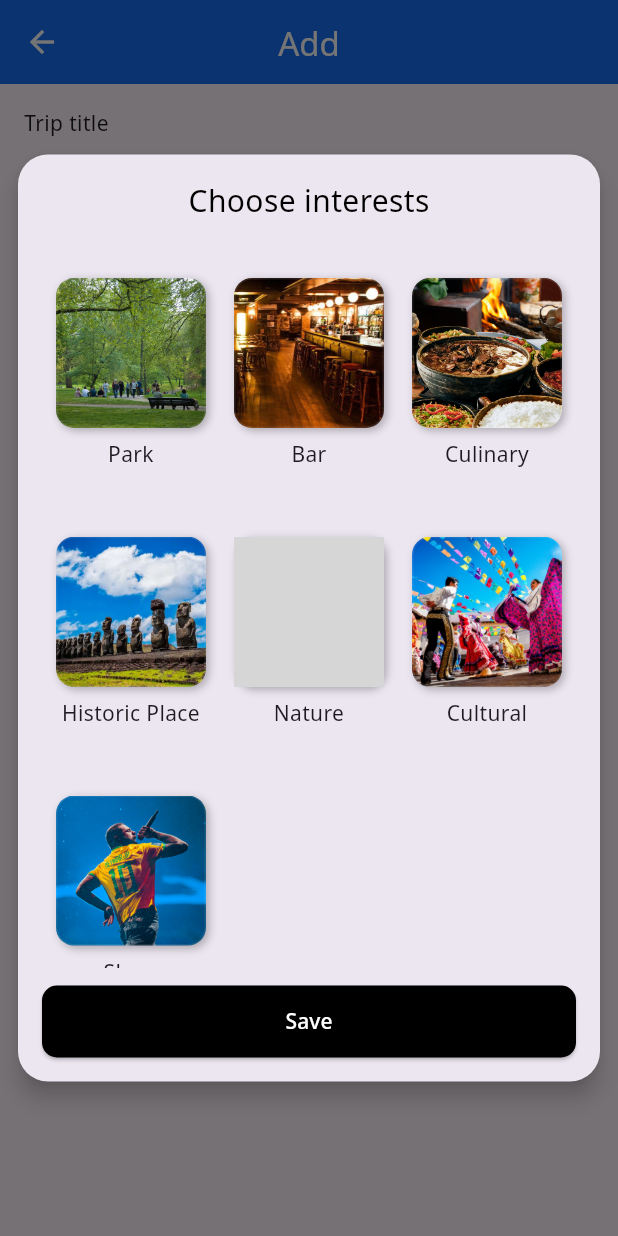
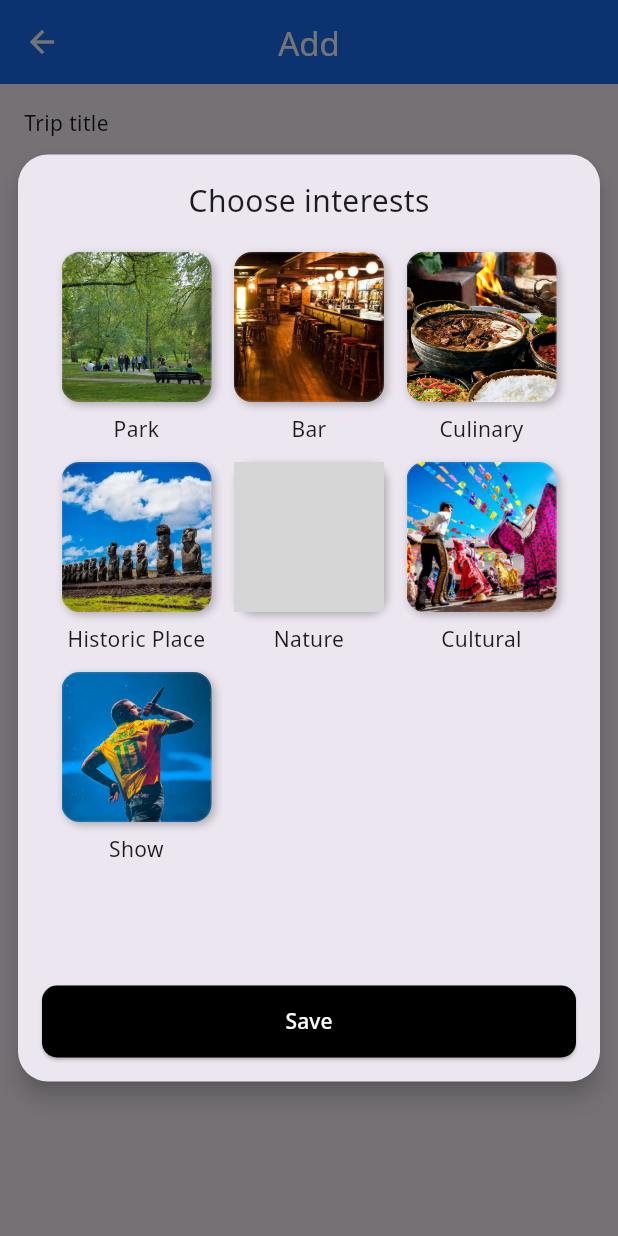
Before and after one commit to Siiki-89/my_travels, a Flutter app: the CreateTravelPage screen opened by its route, after a tap on the "arrow drop down" icon, on a phone screen of 412 x 824 dp. Run offline on Flutter 3.47's test engine with Material 3 defaults, Android fonts, the phone set to English and light mode, and no system bars; our stand-ins replace google_fonts, image_picker, shared_preferences, sqflite; accounts and stored records are empty; grey boxes are pictures that could not be loaded.

Commit message:
organizing the layout

```diff
--- a/my_travels/lib/presentation/provider/travel_provider.dart
+++ b/my_travels/lib/presentation/provider/travel_provider.dart
@@ -11,6 +11,7 @@ class TravelProvider with ChangeNotifier {
   List<ExperienceModel> get availableExperiences => _availableExperiences;
 
   void loadAvailableExperiences(BuildContext context) {
+    if (_availableExperiences.isNotEmpty) return;
     final appLocalizations = AppLocalizations.of(context)!;
 
     _availableExperiences.clear();
--- a/my_travels/lib/presentation/widgets/create_travel_dialog.dart
+++ b/my_travels/lib/presentation/widgets/create_travel_dialog.dart
@@ -26,27 +26,26 @@ class CreateTravelDialog extends StatelessWidget {
             children: [
               Text(
                 appLocalizations.experienceTitle,
-                style: TextStyle(color: Colors.black, fontSize: 20),
+                style: TextStyle(fontSize: 20),
               ),
               const SizedBox(height: 20),
               Expanded(
                 child: Consumer<TravelProvider>(
                   builder: (context, provider, child) {
-                    return GridView.builder(
-                      itemCount: provider.availableExperiences.length,
-                      gridDelegate:
-                          const SliverGridDelegateWithFixedCrossAxisCount(
-                            crossAxisCount: 3,
-                            childAspectRatio: 0.73,
-                            mainAxisSpacing: 10,
-                          ),
-                      itemBuilder: (context, index) {
-                        final experience = provider.availableExperiences[index];
-                        final bool isSelected = provider.isSelected(experience);
-
+                    return SingleChildScrollView(
+                      child: Wrap(
+                        spacing: 12.0,
+                        runSpacing: 12.0,
+                        children: provider.availableExperiences.map((
+                          experience,
+                        ) {
+                          final bool isSelected = provider.isSelected(
+                            experience,
+                          );
                           return GestureDetector(
                             onTap: () => provider.toggleExperience(experience),
                             child: Container(
+                              width: (size.width / 4),
                               child: Column(
                                 mainAxisAlignment: MainAxisAlignment.center,
                                 children: [
@@ -57,7 +56,9 @@ class CreateTravelDialog extends StatelessWidget {
                                         width: 100,
                                         height: 100,
                                         decoration: BoxDecoration(
-                                        borderRadius: BorderRadius.circular(12),
+                                          borderRadius: BorderRadius.circular(
+                                            12,
+                                          ),
                                           border: Border.all(
                                             color: isSelected
                                                 ? Colors.black
@@ -115,7 +116,8 @@ class CreateTravelDialog extends StatelessWidget {
                               ),
                             ),
                           );
-                      },
+                        }).toList(),
+                      ),
                     );
                   },
                 ),
```
Lines whose indentation alone changed are shown as unchanged.
